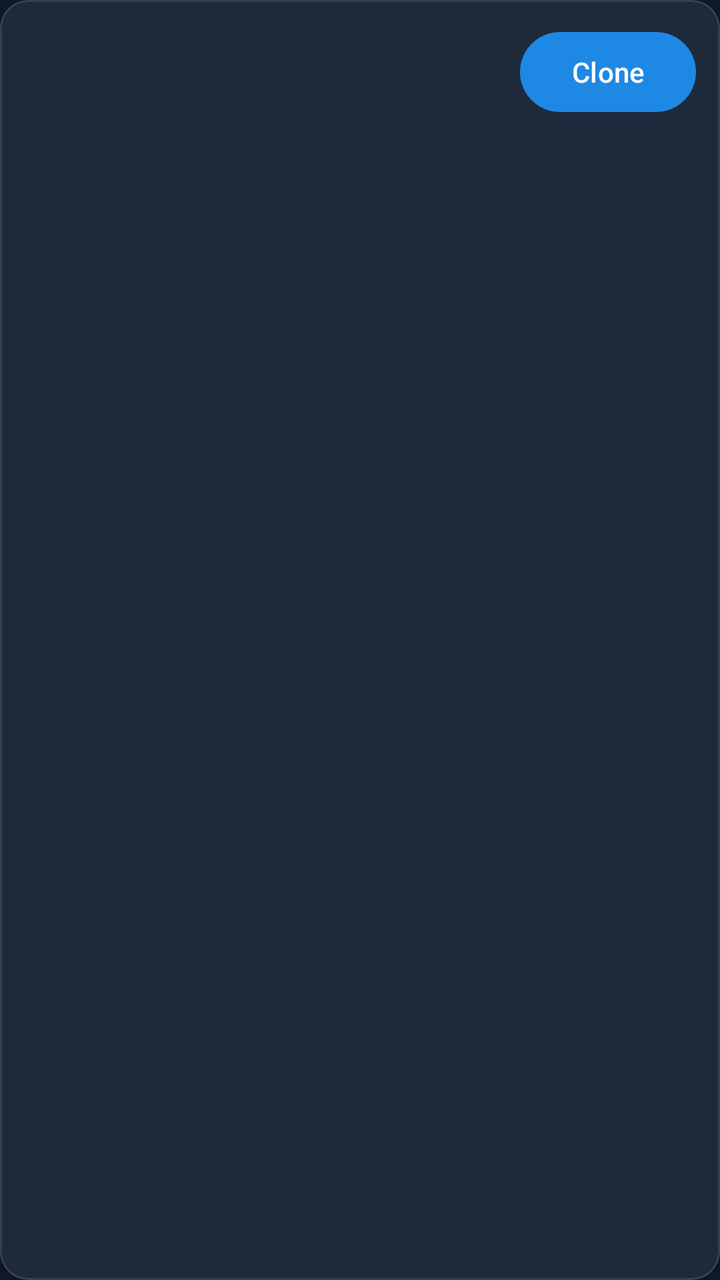
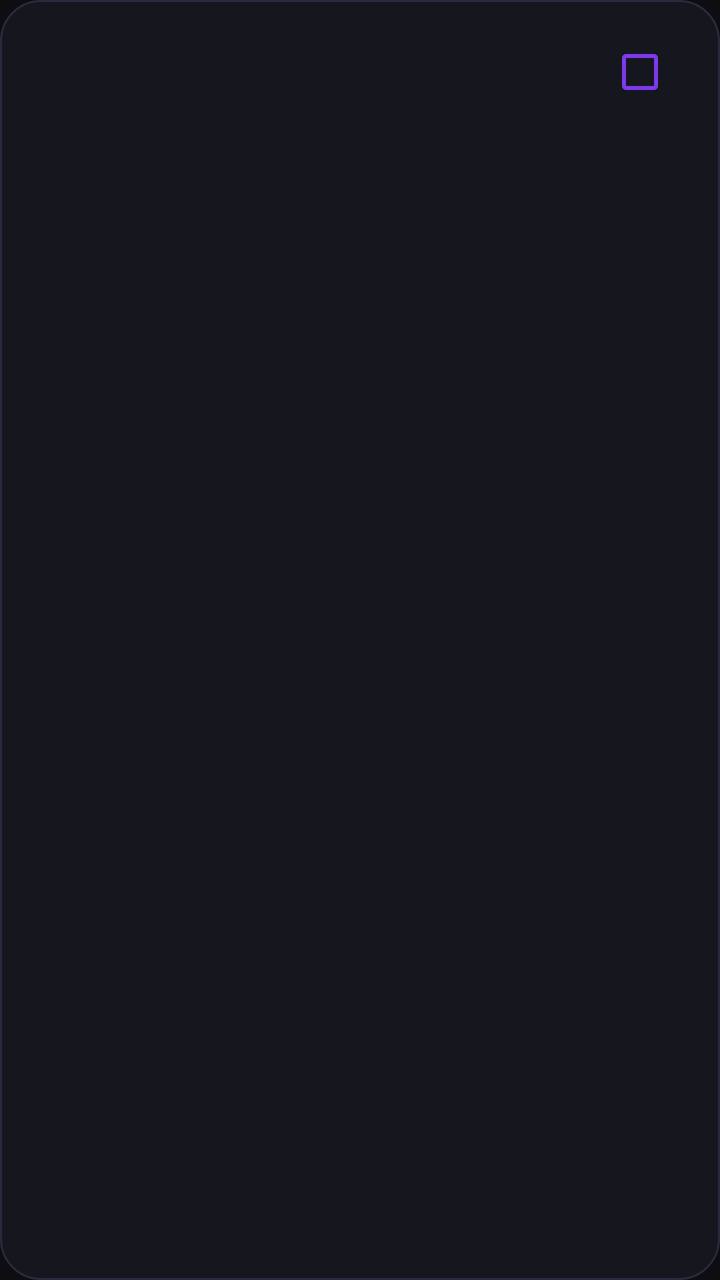

An Android layout rendered at two revisions. The XML below is the earlier revision; the diff shows what the commit changed to produce the second picture.
<!-- AndroidManifest.xml: application theme Theme.CloneApp -->
<!-- res/layout/item_available_app.xml -->
<?xml version="1.0" encoding="utf-8"?>
<com.google.android.material.card.MaterialCardView
    xmlns:android="http://schemas.android.com/apk/res/android"
    xmlns:app="http://schemas.android.com/apk/res-auto"
    android:layout_width="match_parent"
    android:layout_height="wrap_content"
    android:layout_marginHorizontal="6dp"
    android:layout_marginVertical="4dp"
    app:cardCornerRadius="14dp"
    app:cardElevation="1dp"
    app:cardBackgroundColor="@color/surface"
    app:strokeColor="@color/card_bg"
    app:strokeWidth="1dp">

    <LinearLayout
        android:layout_width="match_parent"
        android:layout_height="wrap_content"
        android:orientation="horizontal"
        android:gravity="center_vertical"
        android:padding="12dp">

        <ImageView
            android:id="@+id/imgIcon"
            android:layout_width="48dp"
            android:layout_height="48dp"
            android:contentDescription="App Icon" />

        <LinearLayout
            android:layout_width="0dp"
            android:layout_height="wrap_content"
            android:layout_weight="1"
            android:layout_marginStart="14dp"
            android:orientation="vertical">

            <TextView
                android:id="@+id/txtAppName"
                android:layout_width="wrap_content"
                android:layout_height="wrap_content"
                android:textColor="@color/text_primary"
                android:textSize="16sp"
                android:textStyle="bold" />

            <TextView
                android:id="@+id/txtPackageName"
                android:layout_width="wrap_content"
                android:layout_height="wrap_content"
                android:layout_marginTop="2dp"
                android:textColor="@color/text_secondary"
                android:textSize="12sp" />

        </LinearLayout>

        <com.google.android.material.button.MaterialButton
            android:id="@+id/btnClone"
            android:layout_width="wrap_content"
            android:layout_height="wrap_content"
            android:text="Clone"
            app:backgroundTint="@color/primary"
            android:textColor="@android:color/white" />

    </LinearLayout>

</com.google.android.material.card.MaterialCardView>
<!-- resources referenced by this layout -->
<resources>
  <color name="card_bg">#334155</color>
  <color name="primary">#1E88E5</color>
  <color name="surface">#1E293B</color>
  <color name="text_primary">#F8FAFC</color>
  <color name="text_secondary">#94A3B8</color>
  <style name="Theme.CloneApp" parent="Theme.Material3.DayNight.NoActionBar">
          <item name="colorPrimary">@color/primary</item>
          <item name="colorSecondary">@color/secondary</item>
          <item name="android:windowBackground">@color/background</item>
          <item name="android:textColorPrimary">@color/text_primary</item>
          <item name="android:textColorSecondary">@color/text_secondary</item>
      </style>
  <color name="secondary">#00B0FF</color>
  <color name="background">#0F172A</color>
</resources>

<!-- the commit's change to res/layout/item_available_app.xml (unified diff, before → after) -->
@@ -1,43 +1,44 @@
 <?xml version="1.0" encoding="utf-8"?>
-<com.google.android.material.card.MaterialCardView
-    xmlns:android="http://schemas.android.com/apk/res/android"
+<FrameLayout xmlns:android="http://schemas.android.com/apk/res/android"
     xmlns:app="http://schemas.android.com/apk/res-auto"
     android:layout_width="match_parent"
     android:layout_height="wrap_content"
-    android:layout_marginHorizontal="6dp"
     android:layout_marginVertical="4dp"
-    app:cardCornerRadius="14dp"
-    app:cardElevation="1dp"
-    app:cardBackgroundColor="@color/surface"
-    app:strokeColor="@color/card_bg"
-    app:strokeWidth="1dp">
+    android:background="@drawable/bg_card_glass"
+    android:clickable="true"
+    android:focusable="true">
 
     <LinearLayout
         android:layout_width="match_parent"
         android:layout_height="wrap_content"
+        android:gravity="center_vertical"
         android:orientation="horizontal"
-        android:gravity="center_vertical"
-        android:padding="12dp">
+        android:paddingHorizontal="16dp"
+        android:paddingVertical="12dp">
 
         <ImageView
             android:id="@+id/imgIcon"
             android:layout_width="48dp"
             android:layout_height="48dp"
-            android:contentDescription="App Icon" />
+            android:contentDescription="App Icon"
+            android:scaleType="centerCrop" />
 
         <LinearLayout
             android:layout_width="0dp"
             android:layout_height="wrap_content"
+            android:layout_marginStart="14dp"
+            android:layout_marginEnd="8dp"
             android:layout_weight="1"
-            android:layout_marginStart="14dp"
             android:orientation="vertical">
 
             <TextView
                 android:id="@+id/txtAppName"
                 android:layout_width="wrap_content"
                 android:layout_height="wrap_content"
+                android:ellipsize="end"
+                android:maxLines="1"
                 android:textColor="@color/text_primary"
-                android:textSize="16sp"
+                android:textSize="15sp"
                 android:textStyle="bold" />
 
             <TextView
@@ -45,19 +46,19 @@
                 android:layout_width="wrap_content"
                 android:layout_height="wrap_content"
                 android:layout_marginTop="2dp"
+                android:ellipsize="end"
+                android:maxLines="1"
                 android:textColor="@color/text_secondary"
                 android:textSize="12sp" />
-
         </LinearLayout>
 
-        <com.google.android.material.button.MaterialButton
-            android:id="@+id/btnClone"
+        <CheckBox
+            android:id="@+id/check_select"
             android:layout_width="wrap_content"
             android:layout_height="wrap_content"
-            android:text="Clone"
-            app:backgroundTint="@color/primary"
-            android:textColor="@android:color/white" />
+            android:buttonTint="@color/primary"
+            android:clickable="false"
+            android:focusable="false" />
 
     </LinearLayout>
-
-</com.google.android.material.card.MaterialCardView>
+</FrameLayout>
<!-- resource entries referenced after the edit -->
@@ -1,18 +1,70 @@
 <!-- resources referenced by this layout -->
 <resources>
-  <color name="card_bg">#334155</color>
-  <color name="primary">#1E88E5</color>
-  <color name="surface">#1E293B</color>
+  <color name="primary">#7C3AED</color>
+  <color name="surface">#16161F</color>
+  <color name="surface_secondary">#20202C</color>
+  <style name="CustomBottomSheetDialogTheme" parent="ThemeOverlay.Material3.BottomSheetDialog">
+          <item name="bottomSheetStyle">@style/CustomBottomSheetStyle</item>
+          <item name="android:windowIsFloating">false</item>
+          <item name="android:statusBarColor">@android:color/transparent</item>
+          <item name="android:navigationBarColor">@color/surface</item>
+      </style>
+  <style name="CustomBottomSheetStyle" parent="Widget.Material3.BottomSheet">
+          <item name="android:background">@drawable/bg_bottom_sheet</item>
+          <item name="behavior_peekHeight">420dp</item>
+      </style>
+  <!-- drawable bg_bottom_sheet (drawable) -->
+  <?xml version="1.0" encoding="utf-8"?>
+  <shape xmlns:android="http://schemas.android.com/apk/res/android"
+      android:shape="rectangle">
+      <corners
+          android:topLeftRadius="28dp"
+          android:topRightRadius="28dp"
+          android:bottomLeftRadius="0dp"
+          android:bottomRightRadius="0dp" />
+      <solid android:color="@color/surface" />
+      <stroke
+          android:width="1dp"
+          android:color="@color/card_stroke" />
+  </shape>
   <color name="text_primary">#F8FAFC</color>
   <color name="text_secondary">#94A3B8</color>
+  <!-- drawable bg_card_glass (drawable) -->
+  <?xml version="1.0" encoding="utf-8"?>
+  <ripple xmlns:android="http://schemas.android.com/apk/res/android"
+      android:color="@color/ripple_accent">
+      <item>
+          <shape android:shape="rectangle">
+              <corners android:radius="20dp" />
+              <solid android:color="@color/surface_card" />
+              <stroke
+                  android:width="1dp"
+                  android:color="@color/card_stroke" />
+          </shape>
+      </item>
+  </ripple>
   <style name="Theme.CloneApp" parent="Theme.Material3.DayNight.NoActionBar">
           <item name="colorPrimary">@color/primary</item>
+          <item name="colorPrimaryVariant">@color/primary_variant</item>
           <item name="colorSecondary">@color/secondary</item>
           <item name="android:windowBackground">@color/background</item>
+          <item name="colorSurface">@color/surface</item>
+          <item name="colorOnSurface">@color/text_primary</item>
+          <item name="colorSurfaceVariant">@color/surface_secondary</item>
+          <item name="colorOnSurfaceVariant">@color/text_secondary</item>
+          <item name="colorOutline">@color/card_stroke</item>
           <item name="android:textColorPrimary">@color/text_primary</item>
           <item name="android:textColorSecondary">@color/text_secondary</item>
+          <item name="android:statusBarColor">@color/background</item>
+          <item name="android:windowLightStatusBar">false</item>
+          <item name="android:navigationBarColor">@color/background</item>
+          <item name="bottomSheetDialogTheme">@style/CustomBottomSheetDialogTheme</item>
       </style>
-  <color name="secondary">#00B0FF</color>
-  <color name="background">#0F172A</color>
+  <color name="ripple_accent">#407C3AED</color>
+  <color name="surface_card">#16161F</color>
+  <color name="card_stroke">#2A2A3C</color>
+  <color name="primary_variant">#4F46E5</color>
+  <color name="secondary">#818CF8</color>
+  <color name="background">#0D0D12</color>
 </resources>
 
